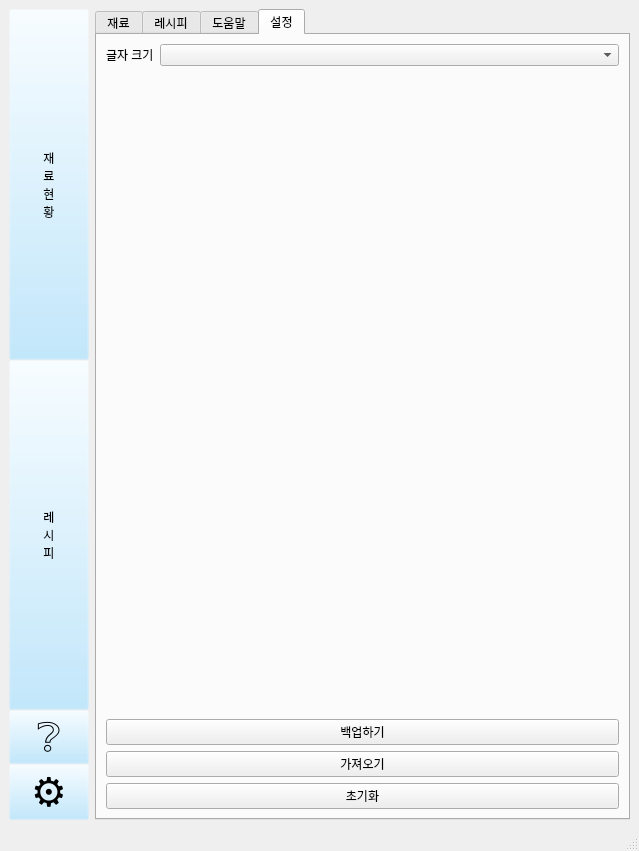
The window that interface/material_stat.ui (lsm-k/team-project) describes before a commit, drawn with Qt 5.
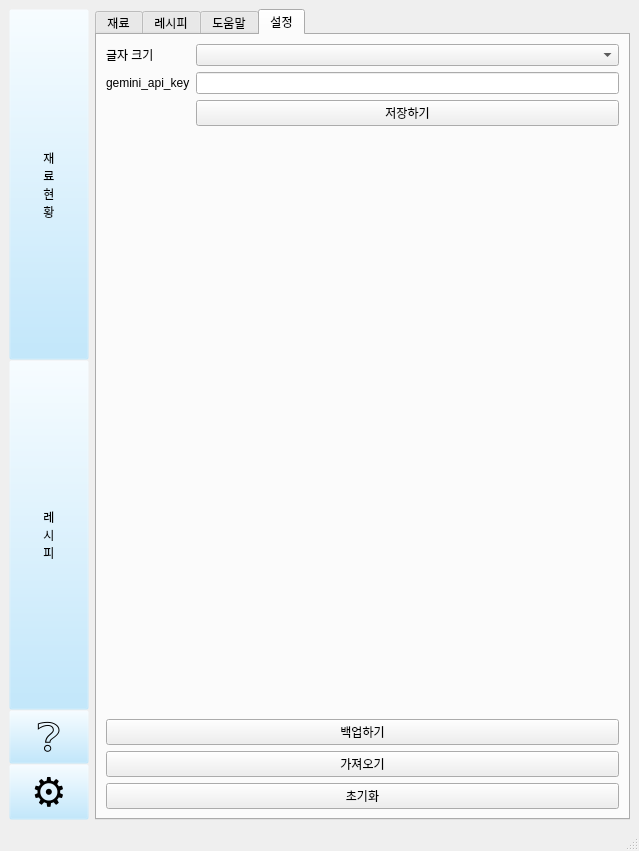
The same window after the commit. The open tabs and pages were chosen to show the change.

Commit message: add setting values

```diff
--- a/interface/material_stat.ui
+++ b/interface/material_stat.ui
@@ -2630,6 +2630,26 @@
             <item row="0" column="1">
              <widget class="QComboBox" name="font_size_cbx"/>
             </item>
+            <item row="1" column="0">
+             <widget class="QLabel" name="gemini_api_keyLabel">
+              <property name="text">
+               <string>gemini_api_key</string>
+              </property>
+             </widget>
+            </item>
+            <item row="1" column="1">
+             <widget class="QLineEdit" name="gemini_api_keyLineEdit"/>
+            </item>
+            <item row="2" column="0">
+             <layout class="QHBoxLayout" name="horizontalLayout_14"/>
+            </item>
+            <item row="2" column="1">
+             <widget class="QPushButton" name="setting_save_btn">
+              <property name="text">
+               <string>저장하기</string>
+              </property>
+             </widget>
+            </item>
            </layout>
           </item>
           <item>
```
